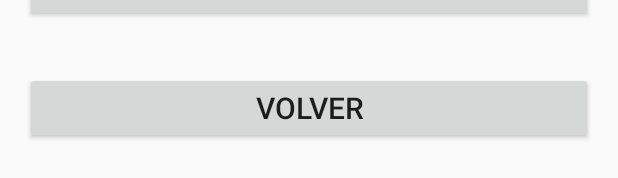
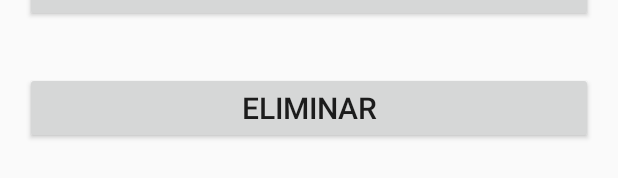
Before and after one commit to DanielaVillacis/Aulestia_Sarzosa_Villacis, an Android app: the layout activity_registrar_aux.xml on its own in the app's theme, with its tools: preview values and no code run, on a phone screen of 412 x 824 dp. Shown: the part 685-863 px from the top of the screen. Run offline under Robolectric (Android 15) with nearby library versions, the phone set to English and light mode, and no system bars.

Commit message:
Aulestia_Sarzosa_Villacis

```diff
--- a/app/src/main/res/layout/activity_registrar_aux.xml
+++ b/app/src/main/res/layout/activity_registrar_aux.xml
@@ -57,11 +57,13 @@
         android:textSize="20sp" />
 
     <Button
-        android:id="@+id/button_volver"
+        android:id="@+id/button_eliminar"
         android:layout_width="match_parent"
         android:layout_height="wrap_content"
         android:layout_margin="25px"
-        android:onClick="Salir"
-        android:text="@string/button_salir"
-        android:textSize="20dp" />
+        android:onClick="RegistrarUsuario"
+        android:text="@string/button_eliminar"
+        android:textSize="20sp" />
+
+
 </LinearLayout>
--- a/app/src/main/res/values/strings.xml
+++ b/app/src/main/res/values/strings.xml
@@ -31,6 +31,7 @@
     <string name="hint_correo">Correo:</string>
     <string name="hint_clave">Clave:</string>
     <string name="button_registrar">Registrar</string>
+    <string name="button_eliminar">Eliminar</string>
 
     <string name="button_cerrarSesion">Cerrar Sesión</string>
 </resources>
```
Also changed, not shown: 1 other file.
